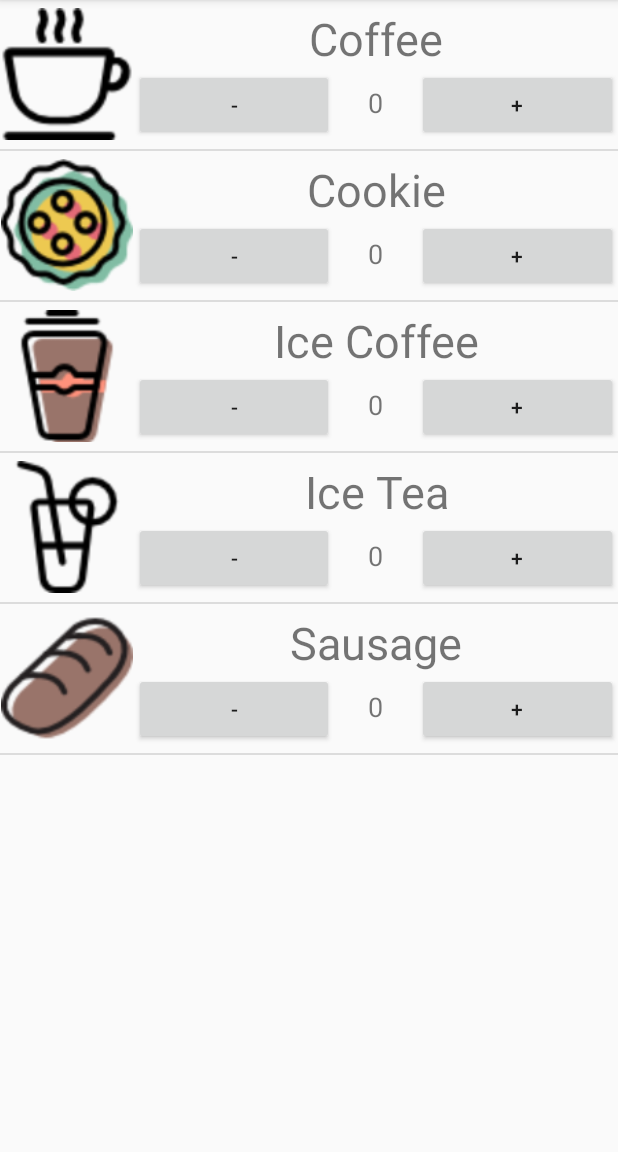
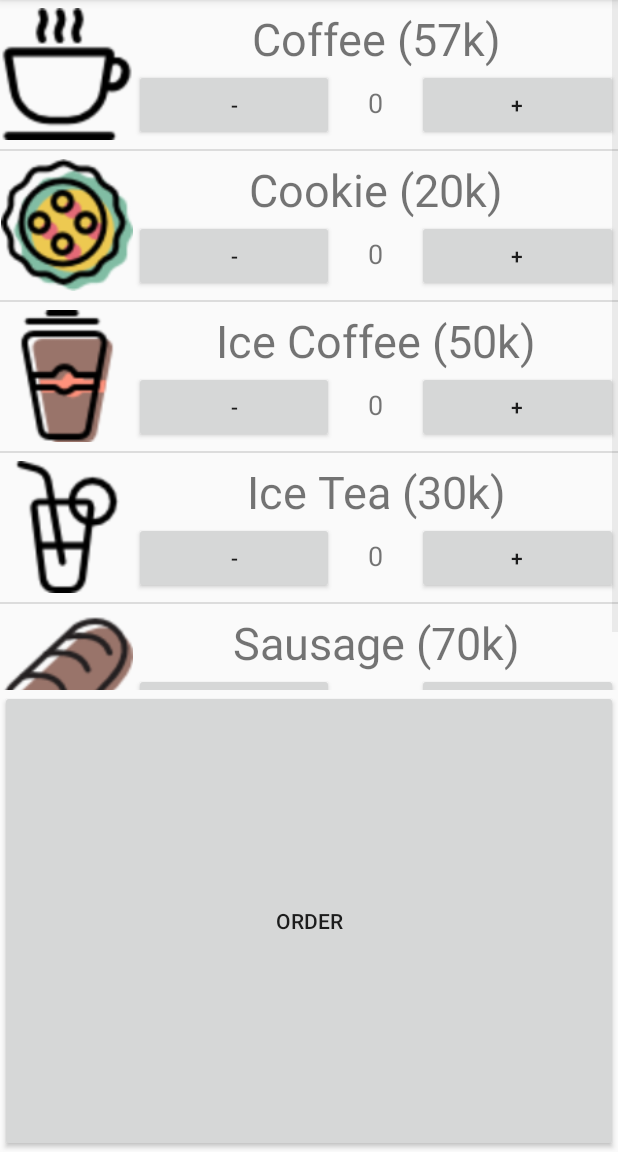
Before and after one commit to shunam/playground_android, an Android app: the OrderActivity screen opened directly, with no data from a screen before it, on a phone screen of 412 x 824 dp, the part 84-1236 px from its top. Run offline under Robolectric (Android 15) with nearby library versions, the phone set to English and light mode, and no system bars.

Commit message:
add button to order

```diff
--- a/FinalProjectCoffee/app/src/main/java/com/shunam/finalprojectcoffee/OrderActivity.java
+++ b/FinalProjectCoffee/app/src/main/java/com/shunam/finalprojectcoffee/OrderActivity.java
@@ -15,7 +15,7 @@ public class OrderActivity extends AppCompatActivity {
     private ListView mListViewProduct;
 
     // String of array products
-    String[] productNames = {"Coffee", "Cookie", "Ice Coffee", "Ice Tea", "Sausage"};
+    String[] productNames = {"Coffee (57k)", "Cookie (20k)", "Ice Coffee (50k)", "Ice Tea (30k)", "Sausage (70k)"};
 
     // Price of products
     int[] productPrices = {57000, 20000, 50000, 30000, 70000};
--- a/FinalProjectCoffee/app/src/main/res/layout/activity_order.xml
+++ b/FinalProjectCoffee/app/src/main/res/layout/activity_order.xml
@@ -6,8 +6,20 @@
     android:layout_height="match_parent"
     tools:context="com.shunam.finalprojectcoffee.OrderActivity">
 
-    <ListView
+    <LinearLayout
+        android:orientation="vertical"
         android:layout_width="match_parent"
-        android:layout_height="match_parent"
-        android:id="@+id/listViewProduct"/>
+        android:layout_height="match_parent">
+
+        <ListView
+            android:layout_width="match_parent"
+            android:layout_height="460dp"
+            android:id="@+id/listViewProduct"/>
+
+        <Button
+            android:text="Order"
+            android:layout_width="match_parent"
+            android:layout_height="match_parent"
+            android:id="@+id/buttonOrder" />
+    </LinearLayout>
 </RelativeLayout>
```
